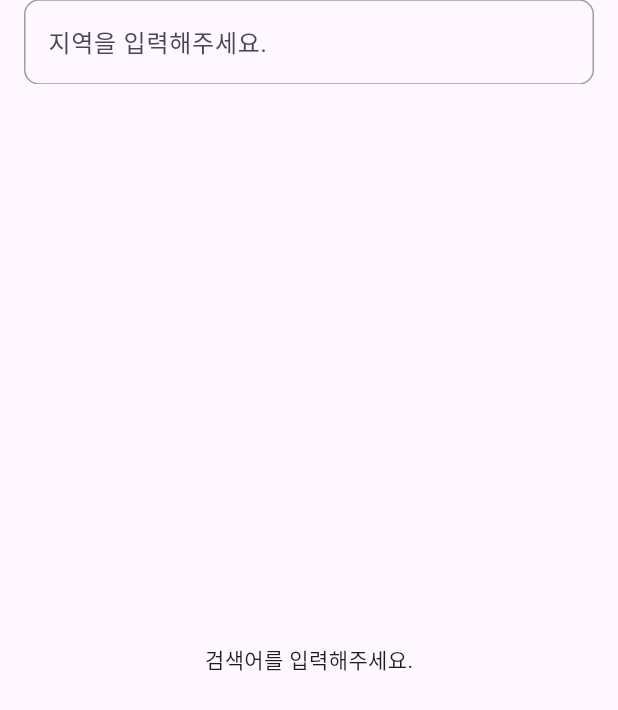
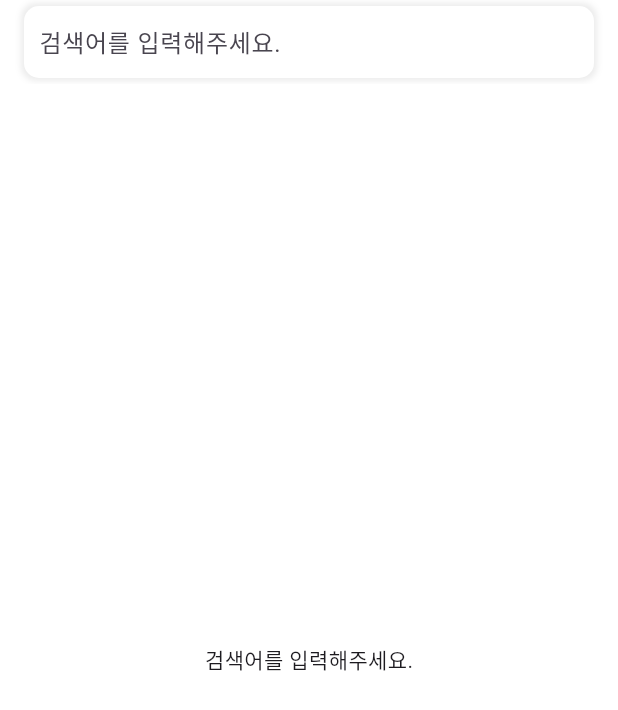
Before and after one commit to ds-k/flutter_search_app, a Flutter app: the screen it shows after launch, on a phone screen of 412 x 824 dp. Shown: the top 710 px of the screen. Run offline on Flutter 3.47's test engine with Material 3 defaults, Android fonts, the phone set to English and light mode, and no system bars; our stand-ins replace dio, flutter_dotenv, flutter_html, flutter_riverpod, pretty_dio_logger; missing offline and left inert: flutter_inappwebview.

Commit message:
feat: ui 디자인 정리

```diff
--- a/lib/main.dart
+++ b/lib/main.dart
@@ -18,10 +18,9 @@ class MyApp extends StatelessWidget {
     return MaterialApp(
       title: 'Flutter Demo',
       theme: ThemeData(
-        colorScheme: ColorScheme.fromSeed(seedColor: Colors.deepPurple),
-        useMaterial3: true,
-      ),
-      home: Home(),
+          scaffoldBackgroundColor: Colors.white,
+          appBarTheme: AppBarTheme(backgroundColor: Colors.white)),
+      home: const Home(),
     );
   }
 }
--- a/lib/ui/home/home.dart
+++ b/lib/ui/home/home.dart
@@ -3,7 +3,7 @@ import 'package:flutter_search_app/ui/home/widgets/home_result_view.dart';
 import 'package:flutter_search_app/ui/home/widgets/home_search_bar.dart';
 
 class Home extends StatelessWidget {
-  Home({super.key});
+  const Home({super.key});
 
   @override
   Widget build(BuildContext context) {
@@ -12,8 +12,8 @@ class Home extends StatelessWidget {
         FocusScope.of(context).unfocus();
       },
       child: Scaffold(
-        appBar: AppBar(title: HomeSearchBar()),
-        body: HomeResultView(),
+        appBar: AppBar(title: const HomeSearchBar()),
+        body: const HomeResultView(),
       ),
     );
   }
--- a/lib/ui/home/widgets/home_search_bar.dart
+++ b/lib/ui/home/widgets/home_search_bar.dart
@@ -10,7 +10,19 @@ class HomeSearchBar extends StatelessWidget {
     return Consumer(builder: (context, ref, child) {
       final viewModel = ref.watch(homeViewModelProvider.notifier);
 
-      return TextField(
+      return Container(
+        decoration: BoxDecoration(
+          color: Colors.white, // 배경색
+          borderRadius: BorderRadius.circular(10),
+          boxShadow: [
+            BoxShadow(
+              color: Colors.grey.withOpacity(0.2),
+              spreadRadius: 2,
+              blurRadius: 3,
+            ),
+          ],
+        ),
+        child: TextField(
           // ! 너무 빈번한 호출이 발생해서 일단은 주석처리했습니다.
           // onChanged: (text) {
           //   if (RegExp(r'^[가-힣0-9a-zA-Z]+$').hasMatch(text)) {
@@ -22,23 +34,9 @@ class HomeSearchBar extends StatelessWidget {
             viewModel.search(text);
           },
           decoration: InputDecoration(
-          hintText: "지역을 입력해주세요.",
-          enabledBorder: OutlineInputBorder(
-            borderRadius: BorderRadius.circular(10),
-            borderSide: const BorderSide(
-              color: Colors.grey, // Border 색상
-              width: 1.0, // Border 두께
-            ),
-          ),
-          focusedBorder: OutlineInputBorder(
-            borderRadius: BorderRadius.circular(10),
-            borderSide: const BorderSide(
-              color: Colors.greenAccent, // Border 색상
-              width: 1.0, // Border 두께
-            ),
-          ),
-          border: OutlineInputBorder(
-            borderRadius: BorderRadius.circular(10),
+            hintText: "검색어를 입력해주세요.",
+            border: InputBorder.none,
+            contentPadding: EdgeInsets.all(10),
           ),
         ),
       );
```
Lines whose indentation alone changed are shown as unchanged.
